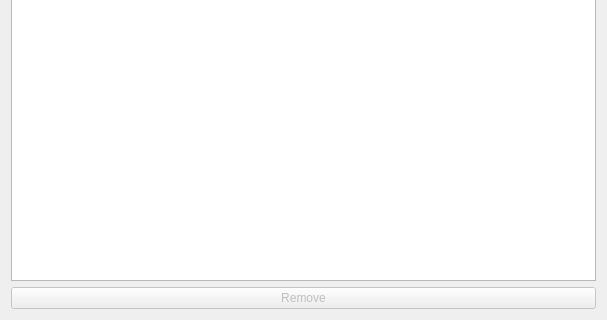
Qt form EndurvinnslustöðATeam/Skil3/Ui/computerdisplay.ui (trunti/verklegtn-m) before a commit; both pictures show x 0 to 607 and y 167 to 487 of the 607 by 487 pixel window.
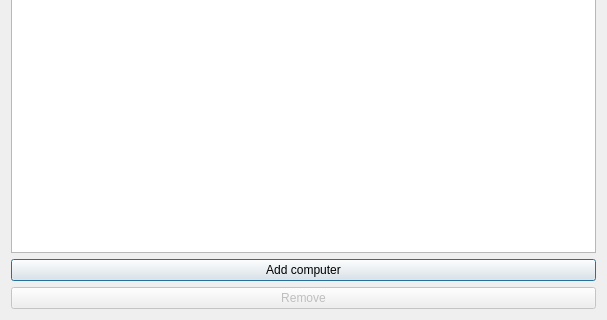
The same form after that commit.

The edit to the form file:
```diff
--- a/EndurvinnslustöðATeam/Skil3/Ui/computerdisplay.ui
+++ b/EndurvinnslustöðATeam/Skil3/Ui/computerdisplay.ui
@@ -66,6 +66,13 @@
      </item>
     </layout>
    </item>
+   <item>
+    <widget class="QPushButton" name="pushButton_add_computer">
+     <property name="text">
+      <string>Add computer</string>
+     </property>
+    </widget>
+   </item>
    <item>
     <widget class="QPushButton" name="Button_remove_comp">
      <property name="enabled">
```
